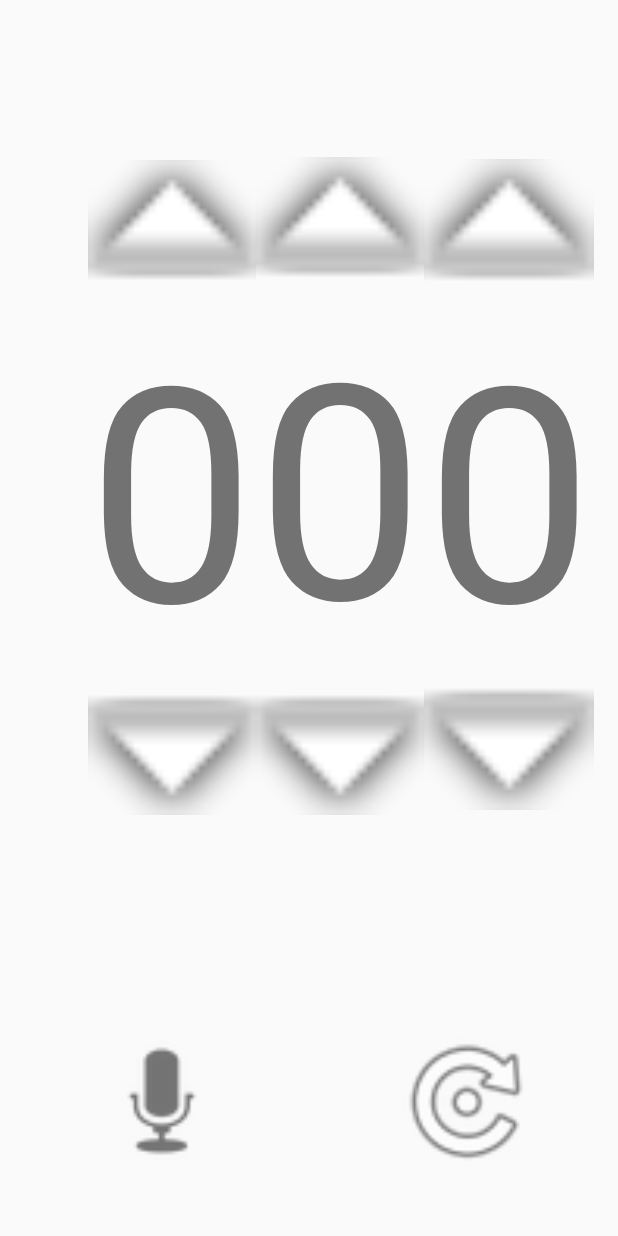
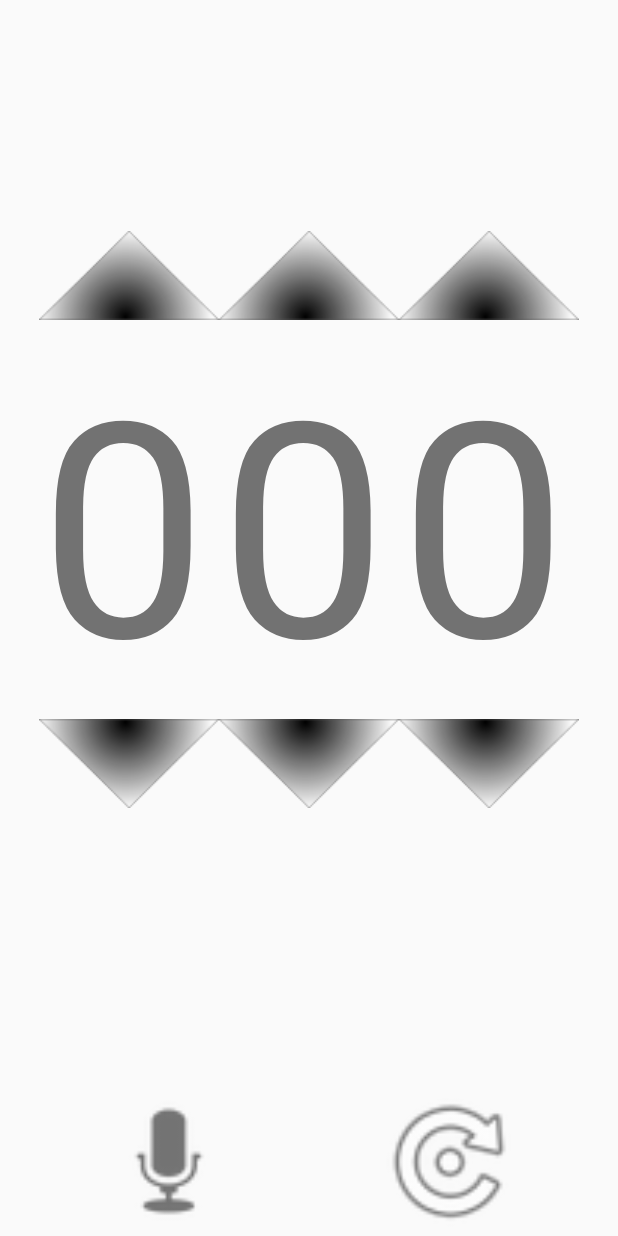
Before and after one commit to lxxxxl/LearnNumbers, an Android app: the layout fragment_numbers.xml on its own in the app's theme, with its tools: preview values and no code run, on a phone screen of 412 x 824 dp. Run offline under Robolectric (Android 15) with nearby library versions, the phone set to English and light mode, and no system bars.

Commit message:
Added UI resizing

```diff
--- a/app/build.gradle
+++ b/app/build.gradle
@@ -10,8 +10,8 @@ android {
         applicationId "ru.lxx.LearnNumbers"
         minSdkVersion 16
         targetSdkVersion 29
-        versionCode 4
-        versionName "3.1"
+        versionCode 5
+        versionName "3.2"
 
         testInstrumentationRunner "androidx.test.runner.AndroidJUnitRunner"
     }
--- a/app/src/main/res/layout/fragment_analog_clock.xml
+++ b/app/src/main/res/layout/fragment_analog_clock.xml
@@ -11,11 +11,10 @@ tools:context=".ui.main.FragmentNumbers">
         android:id="@+id/imageView_tts3"
         android:layout_width="100dp"
         android:layout_height="100dp"
-        android:layout_marginBottom="40dp"
         android:contentDescription="@string/speak"
         app:layout_constraintBottom_toBottomOf="parent"
         app:layout_constraintEnd_toEndOf="parent"
-        app:layout_constraintHorizontal_bias="0.186"
+        app:layout_constraintHorizontal_bias="0.2"
         app:layout_constraintStart_toStartOf="parent"
         app:srcCompat="@android:drawable/ic_btn_speak_now" />
 
@@ -23,11 +22,10 @@ tools:context=".ui.main.FragmentNumbers">
         android:id="@+id/imageView_random3"
         android:layout_width="100dp"
         android:layout_height="100dp"
-        android:layout_marginBottom="40dp"
         android:contentDescription="@string/random"
         app:layout_constraintBottom_toBottomOf="parent"
         app:layout_constraintEnd_toEndOf="parent"
-        app:layout_constraintHorizontal_bias="0.836"
+        app:layout_constraintHorizontal_bias="0.8"
         app:layout_constraintStart_toStartOf="parent"
         app:srcCompat="@android:drawable/ic_menu_rotate" />
 
@@ -39,6 +37,7 @@ tools:context=".ui.main.FragmentNumbers">
         app:layout_constraintBottom_toBottomOf="parent"
         app:layout_constraintEnd_toEndOf="parent"
         app:layout_constraintStart_toStartOf="parent"
-        app:layout_constraintTop_toTopOf="parent" />
+        app:layout_constraintTop_toTopOf="parent"
+        app:layout_constraintVertical_bias="0.35000002" />
 
 </androidx.constraintlayout.widget.ConstraintLayout>
--- a/app/src/main/res/layout/fragment_numbers.xml
+++ b/app/src/main/res/layout/fragment_numbers.xml
@@ -6,111 +6,104 @@
     android:layout_height="match_parent"
     tools:context=".MainActivity">
 
-    <TextView
-        android:id="@+id/textView_num1"
+    <TableLayout
         android:layout_width="wrap_content"
         android:layout_height="wrap_content"
-        android:layout_marginRight="16dp"
-        android:text="@string/space"
-        android:textSize="200sp"
         app:layout_constraintBottom_toBottomOf="parent"
-        app:layout_constraintRight_toRightOf="parent"
+        app:layout_constraintEnd_toEndOf="parent"
+        app:layout_constraintStart_toStartOf="parent"
         app:layout_constraintTop_toTopOf="parent"
-        app:layout_constraintVertical_bias="0.34" />
+        app:layout_constraintVertical_bias="0.35000002">
+
+        <TableRow
+            android:layout_width="match_parent"
+            android:layout_height="match_parent">
+
+            <ImageView
+                android:id="@+id/imageView_num3_up"
+                android:layout_width="wrap_content"
+                android:layout_height="wrap_content"
+                android:contentDescription="@string/up"
+                app:srcCompat="@drawable/arrow_up" />
+
+            <ImageView
+                android:id="@+id/imageView_num2_up"
+                android:layout_width="wrap_content"
+                android:layout_height="wrap_content"
+                android:contentDescription="@string/up"
+                app:srcCompat="@drawable/arrow_up" />
 
             <ImageView
                 android:id="@+id/imageView_num1_up"
-        android:layout_width="113dp"
-        android:layout_height="84dp"
-        android:layout_marginEnd="16dp"
-        android:layout_marginRight="16dp"
+                android:layout_width="wrap_content"
+                android:layout_height="wrap_content"
                 android:contentDescription="@string/up"
                 android:scaleType="fitXY"
-        app:layout_constraintBottom_toTopOf="@+id/textView_num1"
-        app:layout_constraintEnd_toEndOf="parent"
-        app:srcCompat="@android:drawable/arrow_up_float" />
+                app:srcCompat="@drawable/arrow_up" />
+        </TableRow>
 
-    <ImageView
-        android:id="@+id/imageView_num1_down"
-        android:layout_width="113dp"
-        android:layout_height="84dp"
-        android:layout_marginEnd="16dp"
-        android:layout_marginRight="16dp"
-        android:contentDescription="@string/down"
-        app:layout_constraintEnd_toEndOf="parent"
-        app:layout_constraintTop_toBottomOf="@+id/textView_num1"
-        app:srcCompat="@android:drawable/arrow_down_float" />
-
-    <TextView
-        android:id="@+id/textView_num2"
-        android:layout_width="wrap_content"
-        android:layout_height="272dp"
-        android:text="@string/space"
-        android:textSize="200sp"
-        app:layout_constraintBottom_toBottomOf="parent"
-        app:layout_constraintEnd_toStartOf="@+id/textView_num1"
-        app:layout_constraintTop_toTopOf="parent"
-        app:layout_constraintVertical_bias="0.34" />
+        <TableRow
+            android:layout_width="match_parent"
+            android:layout_height="match_parent">
 
             <TextView
                 android:id="@+id/textView_num3"
                 android:layout_width="wrap_content"
                 android:layout_height="wrap_content"
                 android:text="@string/space"
-        android:textSize="200sp"
-        app:layout_constraintBottom_toBottomOf="parent"
-        app:layout_constraintEnd_toStartOf="@+id/textView_num2"
-        app:layout_constraintHorizontal_bias="1.0"
-        app:layout_constraintStart_toStartOf="parent"
-        app:layout_constraintTop_toTopOf="parent"
-        app:layout_constraintVertical_bias="0.34" />
+                android:textSize="200sp" />
+
+            <TextView
+                android:id="@+id/textView_num2"
+                android:layout_width="wrap_content"
+                android:layout_height="wrap_content"
+                android:text="@string/space"
+                android:textSize="200sp" />
+
+            <TextView
+                android:id="@+id/textView_num1"
+                android:layout_width="wrap_content"
+                android:layout_height="wrap_content"
+                android:text="@string/space"
+                android:textSize="200sp" />
+        </TableRow>
+
+        <TableRow
+            android:layout_width="match_parent"
+            android:layout_height="match_parent">
 
             <ImageView
-        android:id="@+id/imageView_num2_up"
-        android:layout_width="112dp"
-        android:layout_height="84dp"
-        android:contentDescription="@string/up"
-        app:layout_constraintBottom_toTopOf="@+id/textView_num2"
-        app:layout_constraintEnd_toStartOf="@+id/imageView_num1_up"
-        app:srcCompat="@android:drawable/arrow_up_float" />
-
-    <ImageView
-        android:id="@+id/imageView_num3_up"
-        android:layout_width="112dp"
-        android:layout_height="84dp"
-        android:contentDescription="@string/up"
-        app:layout_constraintBottom_toTopOf="@+id/textView_num3"
-        app:layout_constraintEnd_toStartOf="@+id/imageView_num2_up"
-        app:srcCompat="@android:drawable/arrow_up_float" />
+                android:id="@+id/imageView_num3_down"
+                android:layout_width="wrap_content"
+                android:layout_height="wrap_content"
+                android:contentDescription="@string/down"
+                app:srcCompat="@drawable/arrow_down" />
 
             <ImageView
                 android:id="@+id/imageView_num2_down"
-        android:layout_width="112dp"
-        android:layout_height="84dp"
+                android:layout_width="wrap_content"
+                android:layout_height="wrap_content"
                 android:contentDescription="@string/down"
-        app:layout_constraintEnd_toStartOf="@+id/imageView_num1_down"
-        app:layout_constraintTop_toBottomOf="@+id/textView_num2"
-        app:srcCompat="@android:drawable/arrow_down_float" />
+                app:srcCompat="@drawable/arrow_down" />
 
             <ImageView
-        android:id="@+id/imageView_num3_down"
-        android:layout_width="112dp"
-        android:layout_height="84dp"
-        android:layout_marginTop="270dp"
+                android:id="@+id/imageView_num1_down"
+                android:layout_width="wrap_content"
+                android:layout_height="wrap_content"
                 android:contentDescription="@string/down"
-        app:layout_constraintEnd_toStartOf="@+id/imageView_num2_down"
-        app:layout_constraintTop_toTopOf="@+id/textView_num3"
-        app:srcCompat="@android:drawable/arrow_down_float" />
+                app:srcCompat="@drawable/arrow_down" />
+        </TableRow>
+
+    </TableLayout>
 
     <ImageView
         android:id="@+id/imageView_tts"
         android:layout_width="100dp"
         android:layout_height="100dp"
-        android:layout_marginBottom="40dp"
         android:contentDescription="@string/speak"
         app:layout_constraintBottom_toBottomOf="parent"
         app:layout_constraintEnd_toEndOf="parent"
-        app:layout_constraintHorizontal_bias="0.186"
+        app:layout_constraintHorizontal_bias="0.2"
         app:layout_constraintStart_toStartOf="parent"
         app:srcCompat="@android:drawable/ic_btn_speak_now" />
 
@@ -118,11 +111,10 @@
         android:id="@+id/imageView_random"
         android:layout_width="100dp"
         android:layout_height="100dp"
-        android:layout_marginBottom="40dp"
         android:contentDescription="@string/random"
         app:layout_constraintBottom_toBottomOf="parent"
         app:layout_constraintEnd_toEndOf="parent"
-        app:layout_constraintHorizontal_bias="0.836"
+        app:layout_constraintHorizontal_bias="0.8"
         app:layout_constraintStart_toStartOf="parent"
         app:srcCompat="@android:drawable/ic_menu_rotate" />
 
--- a/app/src/main/res/layout/fragment_time.xml
+++ b/app/src/main/res/layout/fragment_time.xml
@@ -11,11 +11,10 @@
         android:id="@+id/imageView_tts2"
         android:layout_width="100dp"
         android:layout_height="100dp"
-        android:layout_marginBottom="40dp"
         android:contentDescription="@string/speak"
         app:layout_constraintBottom_toBottomOf="parent"
         app:layout_constraintEnd_toEndOf="parent"
-        app:layout_constraintHorizontal_bias="0.186"
+        app:layout_constraintHorizontal_bias="0.2"
         app:layout_constraintStart_toStartOf="parent"
         app:srcCompat="@android:drawable/ic_btn_speak_now" />
 
@@ -23,37 +22,23 @@
         android:id="@+id/imageView_random2"
         android:layout_width="100dp"
         android:layout_height="100dp"
-        android:layout_marginBottom="40dp"
         android:contentDescription="@string/random"
         app:layout_constraintBottom_toBottomOf="parent"
         app:layout_constraintEnd_toEndOf="parent"
-        app:layout_constraintHorizontal_bias="0.836"
+        app:layout_constraintHorizontal_bias="0.8"
         app:layout_constraintStart_toStartOf="parent"
         app:srcCompat="@android:drawable/ic_menu_rotate" />
-
-    <TextView
-        android:id="@+id/section_label"
-        android:layout_width="wrap_content"
-        android:layout_height="wrap_content"
-        android:layout_marginStart="@dimen/activity_horizontal_margin"
-        android:layout_marginTop="@dimen/activity_vertical_margin"
-        android:layout_marginEnd="@dimen/activity_horizontal_margin"
-        android:layout_marginBottom="@dimen/activity_vertical_margin"
-        app:layout_constraintLeft_toLeftOf="parent"
-        app:layout_constraintTop_toTopOf="@+id/constraintLayout"
-        tools:layout_constraintLeft_creator="1"
-        tools:layout_constraintTop_creator="1" />
 
     <TextView
         android:id="@+id/textView_time"
         android:layout_width="wrap_content"
         android:layout_height="wrap_content"
-        android:layout_marginTop="160dp"
         android:text="@string/space"
         android:textSize="120sp"
+        app:layout_constraintBottom_toBottomOf="parent"
         app:layout_constraintEnd_toEndOf="parent"
-        app:layout_constraintHorizontal_bias="0.559"
         app:layout_constraintStart_toStartOf="parent"
-        app:layout_constraintTop_toTopOf="parent" />
+        app:layout_constraintTop_toTopOf="parent"
+        app:layout_constraintVertical_bias="0.35000002" />
 
 </androidx.constraintlayout.widget.ConstraintLayout>
```
Also changed, not shown: app/src/main/res/drawable/arrow_down.png (added), app/src/main/res/drawable/arrow_up.png (added). Lines whose indentation alone changed are shown as unchanged.
